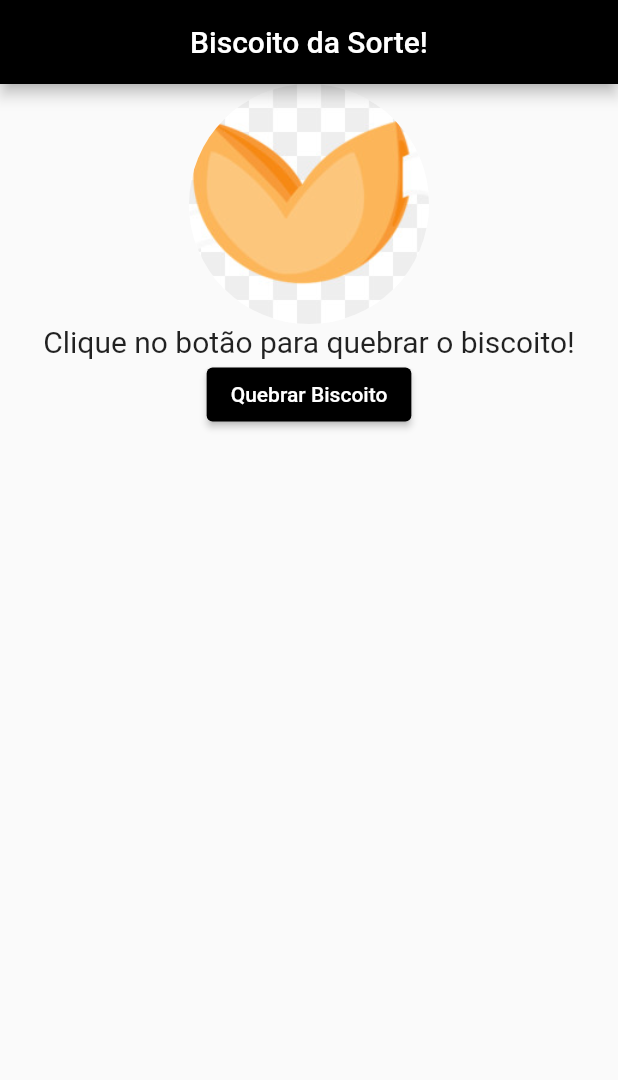
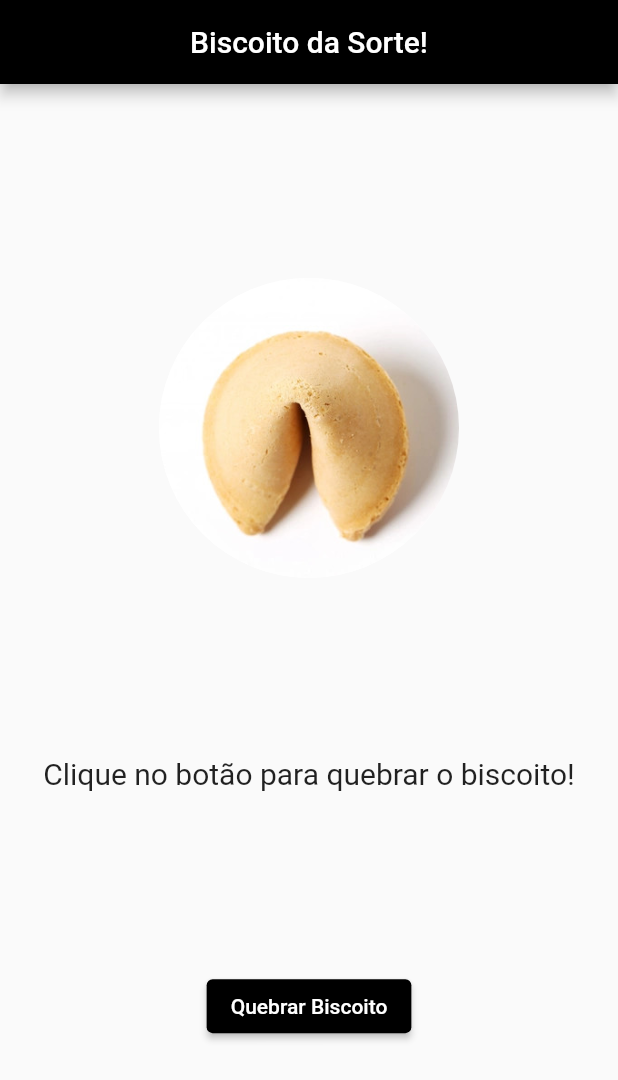
Before and after one commit to ThiagoPereiraSje/learn-flutter, a Flutter app: the screen it shows after launch, on a phone screen of 412 x 824 dp. Shown: the top 1080 px of the screen. Run offline on Flutter 3.47's test engine with Material 2 defaults, Android fonts, the phone set to English and light mode, and no system bars.

Commit message:
Criando a interface do biscoito da sorte

```diff
--- a/flutter_biscoito_sorte/lib/main.dart
+++ b/flutter_biscoito_sorte/lib/main.dart
@@ -24,11 +24,14 @@ class _HomeState extends State<Home> {
           backgroundColor: Colors.black,
         ),
         body: Center(
+            child: Padding(
+          padding: EdgeInsets.all(10),
           child: Column(
+            mainAxisAlignment: MainAxisAlignment.spaceEvenly,
             children: [
               CircleAvatar(
                 backgroundImage: AssetImage("images/biscoito_inteiro.jpg"),
-                radius: 80,
+                radius: 100,
                 backgroundColor: Colors.white,
               ),
               Text(
@@ -48,6 +51,6 @@ class _HomeState extends State<Home> {
               ),
             ],
           ),
-        ));
+        )));
   }
 }
```
Also changed, not shown: flutter_biscoito_sorte/images/biscoito_inteiro.jpg, flutter_biscoito_sorte/images/biscoito_quebrado.jpg (added).
